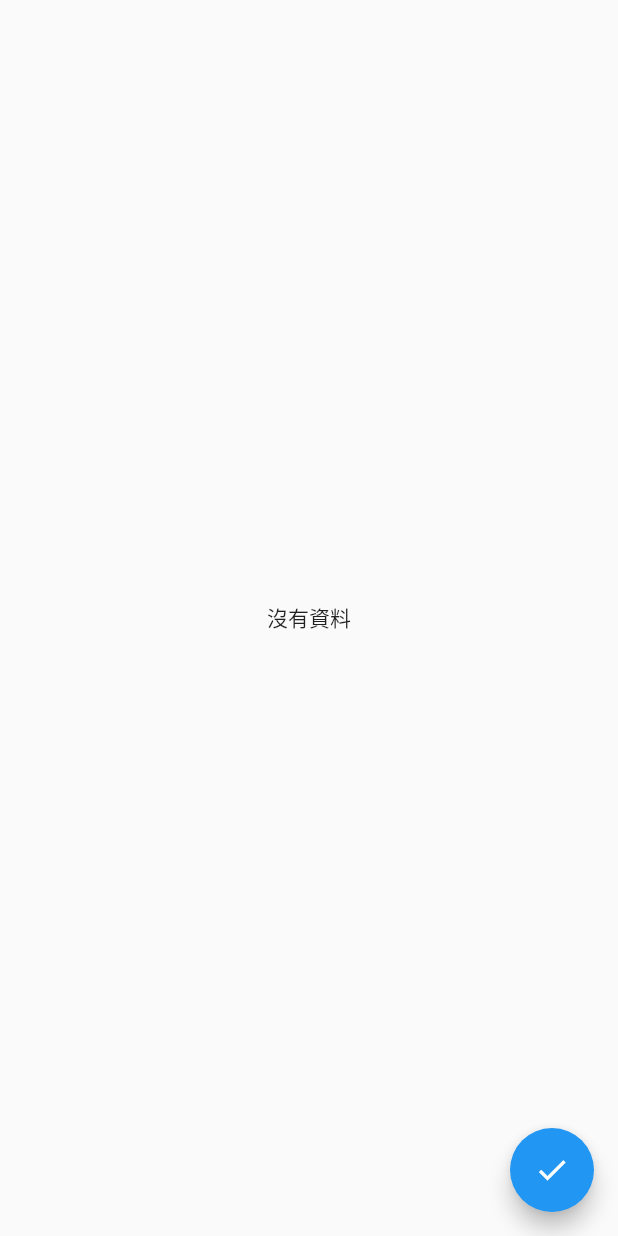
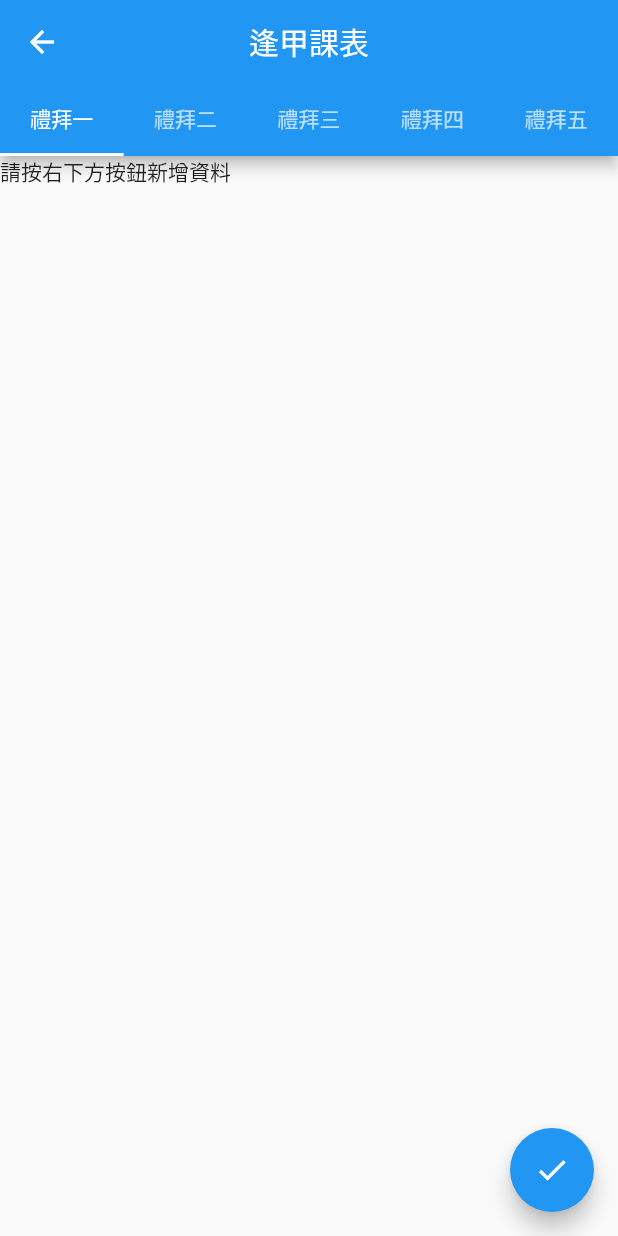
Before and after one commit to cookieopjax/fcu_table, a Flutter app: the HomePage screen opened directly, on a phone screen of 412 x 824 dp. Run offline on Flutter 3.47's test engine with Material 2 defaults, Android fonts, the phone set to English and light mode, and no system bars.

Commit message:
tabbar init

```diff
--- a/lib/main.dart
+++ b/lib/main.dart
@@ -24,7 +24,7 @@ class HomePage extends StatefulWidget {
 }
 
 class _HomePageState extends State<HomePage> {
-  String temp = "沒有資料";
+  String temp = "請按右下方按鈕新增資料";
   Map<String, String> header = {
     'Content-type': 'application/json',
     'Accept': 'application/json',
@@ -43,7 +43,7 @@ class _HomePageState extends State<HomePage> {
     if (response.statusCode == 200) {
       print(response.runtimeType);
       setState(() {
-        temp = table['TimetableTw'][1]['ClsName'];
+        temp = table['TimetableTw'][5]['SubName'];
       });
       return response.body;
     }
@@ -53,13 +53,45 @@ class _HomePageState extends State<HomePage> {
 
   @override
   Widget build(BuildContext context) {
-    return Scaffold(
-      body: Center(
-        child: Text(temp),
-      ),
-      floatingActionButton: FloatingActionButton(
-        child: Icon(Icons.check),
-        onPressed: requestData,
+    return DefaultTabController(
+      length: 5,
+      child: Scaffold(
+        appBar: AppBar(
+          title:Text('逢甲課表'),
+          centerTitle: true,
+          bottom: TabBar(
+            tabs: <Widget>[
+              Tab(
+                text:"禮拜一",
+              ),
+              Tab(
+                text:"禮拜二",
+              ),
+              Tab(
+                text:"禮拜三",
+              ),
+              Tab(
+                text:"禮拜四",
+              ),
+              Tab(
+                text:"禮拜五",
+              ),
+            ],
+          ),
+        ),
+        body: TabBarView(
+          children: <Widget>[
+            Text(temp),
+            Text('2'),
+            Text('3'),
+            Text('4'),
+            Text('5'),
+          ],
+        ),
+        floatingActionButton: FloatingActionButton(
+          child: Icon(Icons.check),
+          onPressed: requestData,
+        ),
       ),
     );
   }
```
